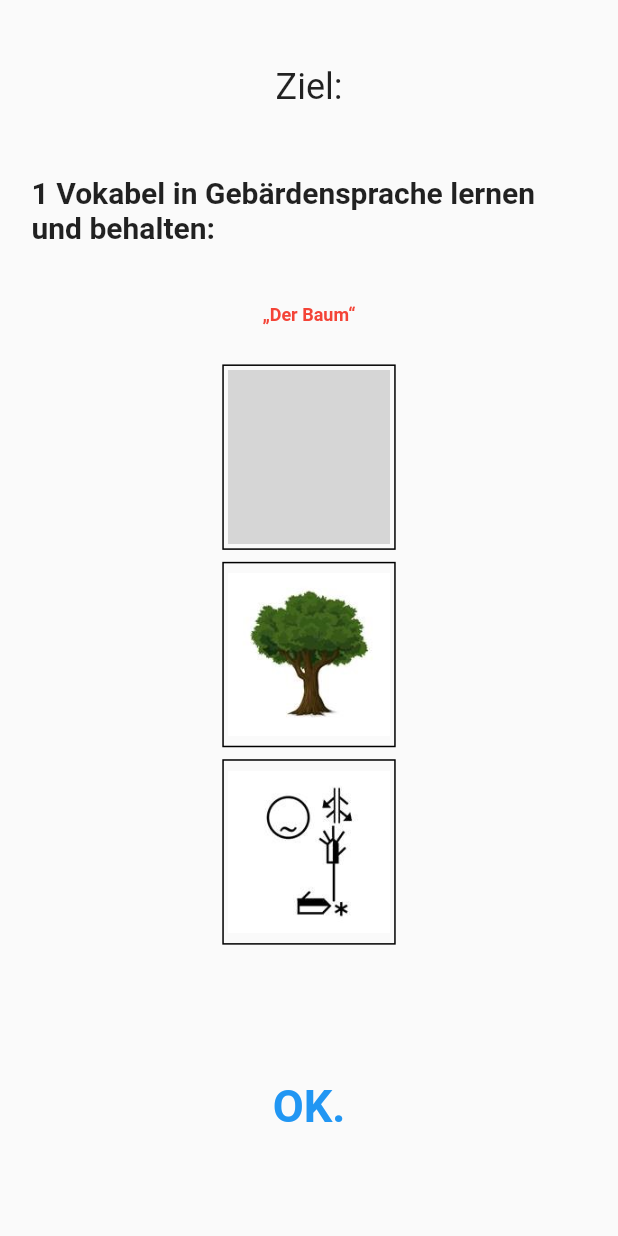
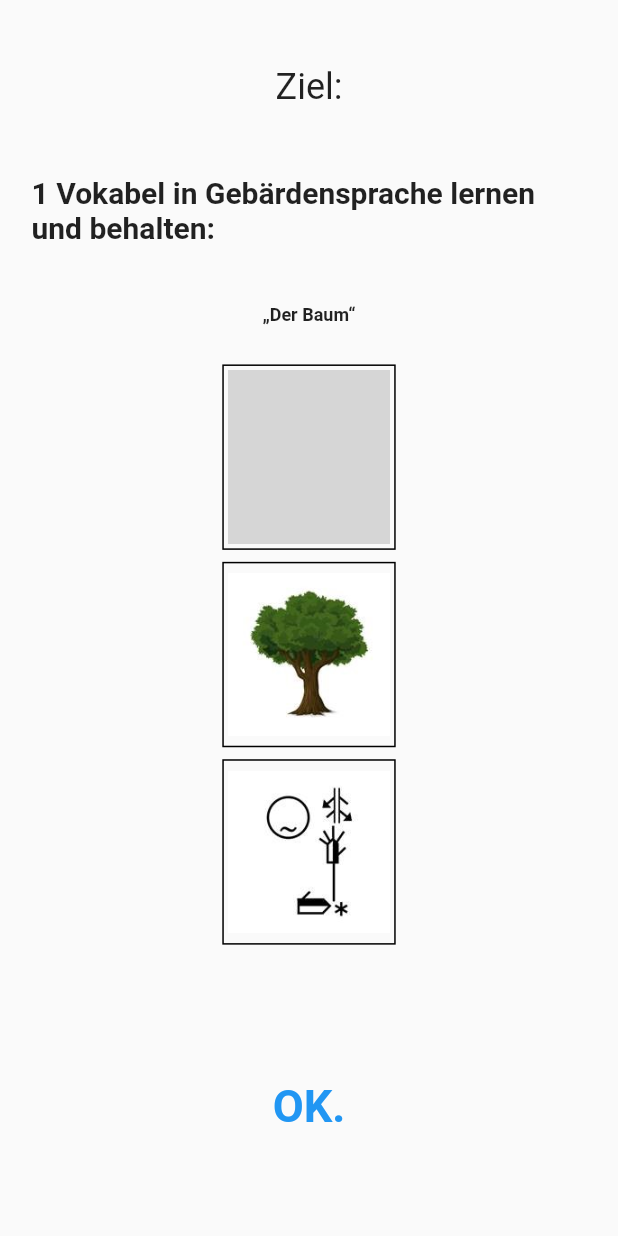
Before and after one commit to YoungTalents/Das-Spiel-ohne-Worte, a Flutter app: the screen it shows after launch, on a phone screen of 412 x 824 dp. Run offline on Flutter 3.47's test engine with Material 2 defaults, Android fonts, the phone set to English and light mode, and no system bars; drawn by our look-alikes of video_player; our stand-ins replace carousel_slider, shared_preferences, toast; generated files the repository leaves out were written again; network calls fail; grey boxes are pictures that could not be loaded.

Commit message:
tiny UI fixed

```diff
--- a/lib/l10n/app_de.arb
+++ b/lib/l10n/app_de.arb
@@ -1,11 +1,11 @@
 {
     "helloWorld": "Hallo Erde!",
-    "appTitle" : "Das Spiel - Ohne Worte",
+    "appTitle" : "Das Spiel \u00B7 Ohne Worte",
     "introductionTitle" : "Ziel:",
     "introductionText" : "1 Vokabel in Gebärdensprache lernen und behalten:",
     "introductionWord" : "„Der Baum“",
     "intoductionButton" : "OK.",
-    "theGameTitle" : "Das Spiel \u25CF ohne Worte",
+    "theGameTitle" : "Das Spiel \u00B7 ohne Worte",
     "theGameInstructions" : "Markiere die 3 Karten mit der gleichen Bedeutung",
     "playAgainButton" : "Nochmal spielen",
     "changeSettingsButton" : "Einstellungen ändern",
--- a/lib/pages/intro.dart
+++ b/lib/pages/intro.dart
@@ -131,7 +131,7 @@
 
         return getSlide( Container(height: wHeight * 0.7, /*color: Colors.blue,*/ child: Column(mainAxisAlignment: MainAxisAlignment.start, children: [
             Container(height: wHeight * 0.1, /*color: Colors.purple,*/ child:Center(child:Text(AppLocalizations.of(context).introductionText, style: TextStyle(fontSize: 20, fontWeight: FontWeight.bold)))),
-            Container(height: wHeight * 0.07, /*color: Colors.purple,*/ child:Center(child:Text(AppLocalizations.of(context).introductionWord, style: TextStyle(color: Colors.red, fontSize: 12, fontWeight: FontWeight.bold)))),
+            Container(height: wHeight * 0.07, /*color: Colors.purple,*/ child:Center(child:Text(AppLocalizations.of(context).introductionWord, style: TextStyle(fontSize: 12, fontWeight: FontWeight.bold)))),
             Container(width: wHeight * 0.15, height: wHeight * 0.53,
               child:ListView(
                 // scrollDirection: Axis.horizontal,
```
